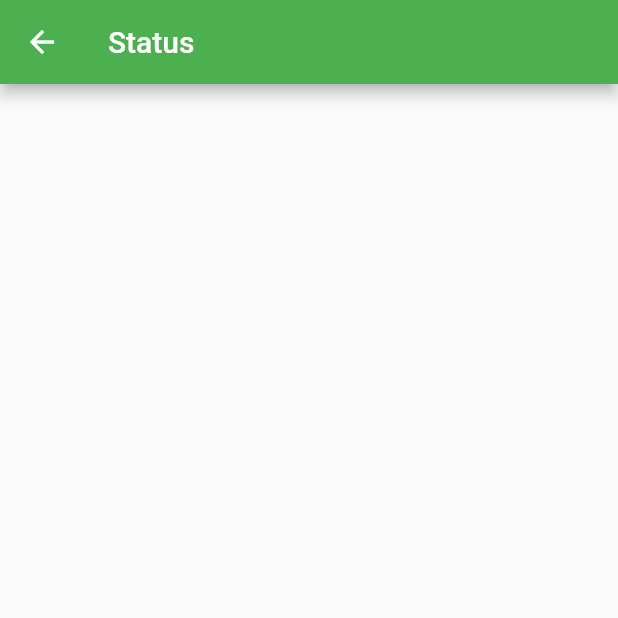
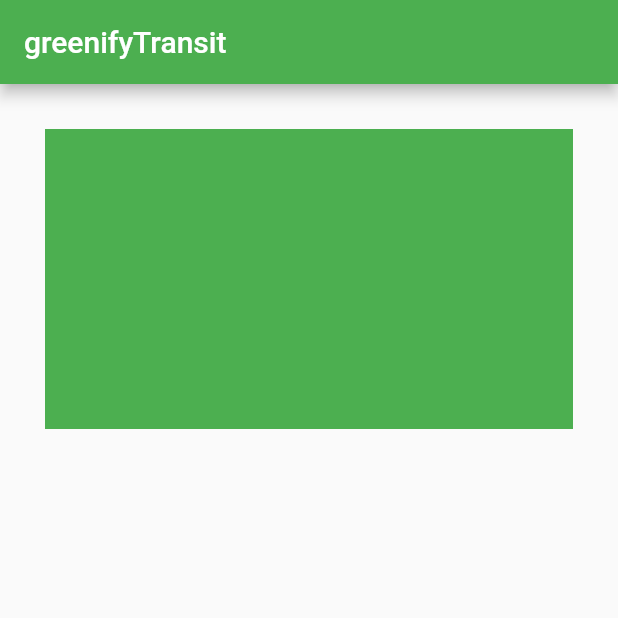
Before and after one commit to Arjdroid/greenifytransit, a Flutter app: the StatusPage screen opened directly, on a phone screen of 412 x 824 dp, the top half of it. Run offline on Flutter 3.47's test engine with Material 2 defaults, Android fonts, the phone set to English and light mode, and no system bars.

Commit message:
updating UI elements

```diff
--- a/lib/status_page.dart
+++ b/lib/status_page.dart
@@ -12,14 +12,27 @@ class _StatusPageState extends State<StatusPage> {
   Widget build(BuildContext context) {
     return Scaffold(
       appBar: AppBar(
-          title: const Text('Status'),
-          automaticallyImplyLeading: false,
+        title: const Text('greenifyTransit'),
+        /* automaticallyImplyLeading: false,
           leading: IconButton(
             onPressed: () {
               Navigator.of(context).pop();
             },
             icon: const Icon(Icons.arrow_back),
-          )),
+          )*/
+      ),
+      body: SingleChildScrollView(
+        child: Column(
+          children: [
+            Container(
+              color: Colors.green,
+              margin: const EdgeInsets.all(30),
+              height: 200,
+              width: 400,
+            )
+          ],
+        ),
+      ),
     );
   }
 }
```
Also changed, not shown: lib/main.dart (+9 -11 lines).
